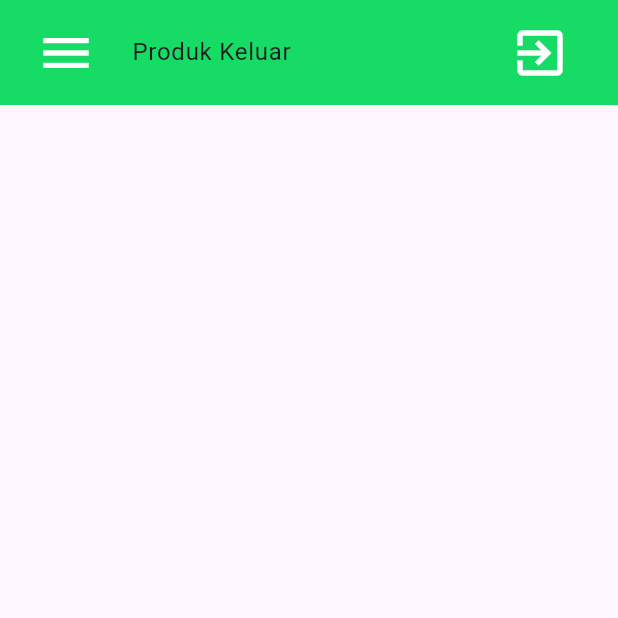
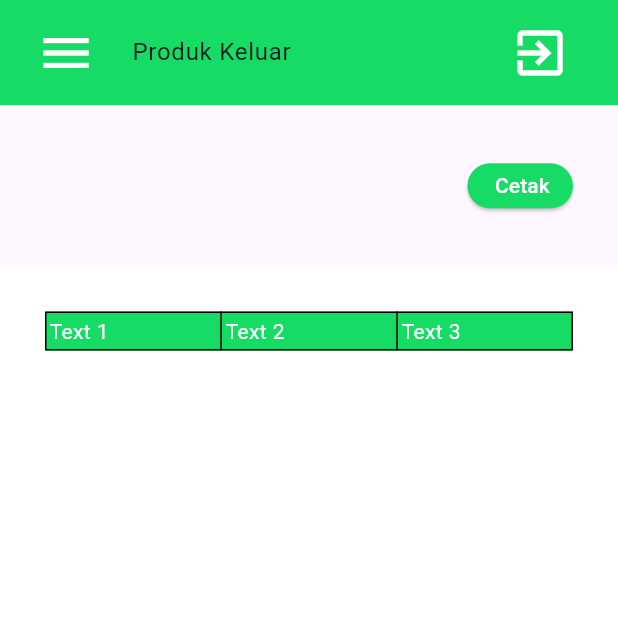
Before and after one commit to Vernsz-Code/AndroidCokro, a Flutter app: the screen it shows after launch, on a phone screen of 412 x 824 dp, the top half of it. Run offline on Flutter 3.47's test engine with Material 3 defaults, Android fonts, the phone set to English and light mode, and no system bars.

Commit message:
ini commmit

```diff
--- a/lib/main.dart
+++ b/lib/main.dart
@@ -98,7 +98,8 @@ class MainPage extends StatelessWidget {
                                     onPressed: () {
                                       Navigator.of(context).pop();
                                     },
-                                    child: Text("Batalkan"))
+                                    child: Text("Batalkan"),),
+
                               ],
                             );
                           },
--- a/lib/produkKeluarPage.dart
+++ b/lib/produkKeluarPage.dart
@@ -45,6 +45,85 @@ class produkKeluarPage extends StatelessWidget {
 
         ),
       ),
+      body: Center(
+        child: Column(
+          children: [
+            Expanded(
+              flex: 1,
+              child: Container(
+                padding: EdgeInsets.only(left: 30, right: 30),
+                child: Row(
+                  children: [
+                    Expanded(
+                      flex: 4,
+                      child: Container()
+                    ),
+                    Expanded(
+                      flex: 1,
+                      child: Container(
+                        height: 30,
+                        width: 10,
+                        child: ElevatedButton(
+                          style: ElevatedButton.styleFrom(
+                            backgroundColor: Color.fromARGB(255, 22, 219, 101),
+                            padding: EdgeInsets.only(left: 3)
+                          ),
+                          child: Text("Cetak",
+                          textAlign: TextAlign.right, style: TextStyle(
+                            color: Colors.white
+                          ),),
+                          onPressed: () => {},
+                        ),
+                      )
+                    ),
+                  ],
+                ),
+              )
+            ),
+            Expanded(
+              flex: 6,
+              child: Container(
+                padding: EdgeInsets.all(30),
+                decoration: BoxDecoration(
+                  color: Colors.white,
+                ),
+                child: Table(
+                  border: TableBorder.all(color: Colors.black, width: 1),
+                  children: const [
+                    TableRow(
+                      decoration: BoxDecoration(
+                        color: Color.fromARGB(255, 22, 219, 101),
+                      ),
+                      children:[
+                        TableCell(
+
+                          child: Padding(
+                            padding: EdgeInsets.all(3),
+                            child: Text("Text 1", style: TextStyle(color: Colors.white),),
+                          ),
+                        ),
+                        TableCell(
+                          child: Padding(
+                            padding: EdgeInsets.all(3),
+                            child: Text("Text 2", style: TextStyle(color: Colors.white),),
+                          ),
+                        ),
+                        TableCell(
+                          child: Padding(
+                            padding: EdgeInsets.all(3),
+                            child: Text("Text 3", style: TextStyle(color: Colors.white),),
+                          ),
+                        ),
+
+                      ]
+                    ),
+                  ],
+                ),
+              )
+            )
+          ],
+        ),
+      ),
     );
   }
 }
--- a/pubspec.yaml
+++ b/pubspec.yaml
@@ -47,6 +47,8 @@ dev_dependencies:
   # rules and activating additional ones.
   flutter_lints: ^3.0.0
 
+  google_fonts: ^6.2.1
+
 # For information on the generic Dart part of this file, see the
 # following page: https://dart.dev/tools/pub/pubspec
 
```
Also changed, not shown: pubspec.lock, 1 other file.
